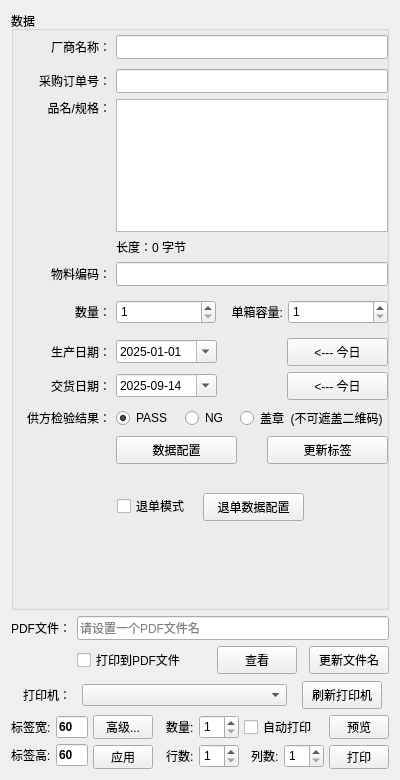
wlffeng2008/AkkoLabelPrinter, file FramePrintControl.ui: the form before one commit.
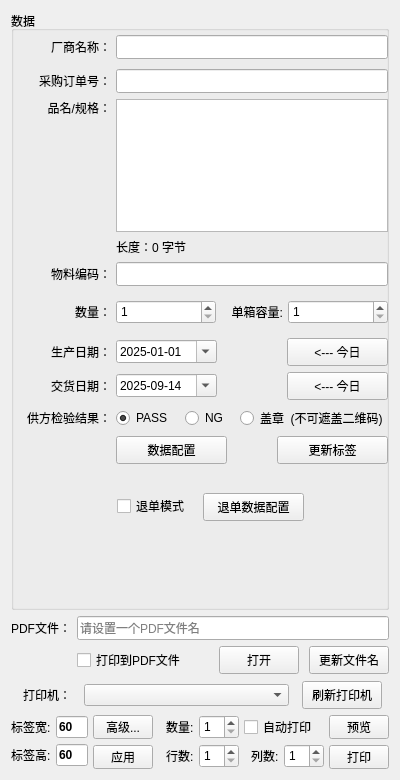
The form after the commit.

The edit to the form file:
```diff
--- a/FramePrintControl.ui
+++ b/FramePrintControl.ui
@@ -1035,7 +1035,7 @@
          <item row="9" column="1">
           <layout class="QHBoxLayout" name="horizontalLayout_11">
            <property name="spacing">
-            <number>30</number>
+            <number>50</number>
            </property>
            <item>
             <widget class="QPushButton" name="pushButtonSellData">
@@ -1155,7 +1155,7 @@
      <item row="1" column="1">
       <layout class="QHBoxLayout" name="horizontalLayout_9" stretch="1,0,1">
        <property name="spacing">
-        <number>12</number>
+        <number>10</number>
        </property>
        <item>
         <widget class="QCheckBox" name="checkBoxWritePdf">
@@ -1182,7 +1182,7 @@
           <cursorShape>PointingHandCursor</cursorShape>
          </property>
          <property name="text">
-          <string>查看</string>
+          <string>打开</string>
          </property>
         </widget>
        </item>
@@ -1223,7 +1223,7 @@
      <item row="2" column="1">
       <layout class="QHBoxLayout" name="horizontalLayout_10" stretch="1,0">
        <property name="spacing">
-        <number>10</number>
+        <number>6</number>
        </property>
        <property name="topMargin">
         <number>1</number>
```
